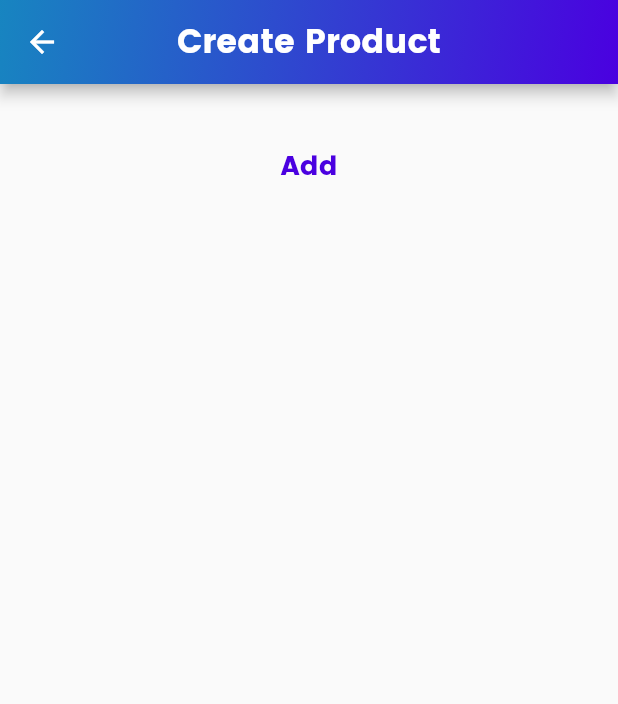
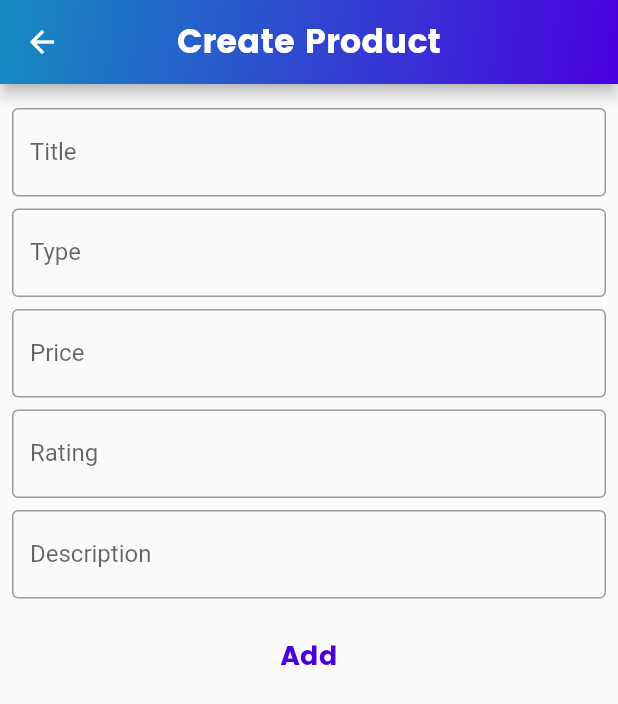
Before and after one commit to italoguasti/product_list_flutter_app_getx, a Flutter app: the screen it shows after launch, after a tap on the "add" icon, on a phone screen of 412 x 824 dp. Shown: the top 704 px of the screen. Run offline on Flutter 3.47's test engine with Material 2 defaults, Android fonts, the light colour scheme and no system bars; our stand-ins replace firebase_core, flutter_rating_bar, flutter_svg, get; accounts and stored records are empty.

Commit message:
create page complete

```diff
--- a/lib/main.dart
+++ b/lib/main.dart
@@ -2,11 +2,12 @@ import 'package:flutter/material.dart';
 import 'package:get/get.dart';
 
 import 'package:firebase_core/firebase_core.dart';
-import 'package:getx_lesson_one/pages/create_product_page.dart';
-import 'package:getx_lesson_one/pages/edit_product_page.dart';
+import 'package:getx_lesson_one/pages/create_page.dart';
+import 'package:getx_lesson_one/pages/edit_page.dart';
 import 'package:getx_lesson_one/pages/home_page.dart';
 import 'package:getx_lesson_one/pages/splash_page.dart';
 import 'firebase_options.dart';
+import 'theme/app_theme.dart';
 
 void main() async {
   WidgetsFlutterBinding.ensureInitialized();
@@ -24,32 +25,7 @@ class MyApp extends StatelessWidget {
   Widget build(BuildContext context) {
     return GetMaterialApp(
         title: 'Products',
-        theme: tema.copyWith(
-          colorScheme: tema.colorScheme.copyWith(
-            primary: const Color(0xFF4a00e0),
-            secondary: const Color(0xff4158bbf),
-          ),
-          appBarTheme: const AppBarTheme(
-            titleTextStyle: TextStyle(
-              fontFamily: 'Poppins',
-              fontSize: 22.0,
-              fontWeight: FontWeight.bold,
-            ),
-          ),
-          textTheme: tema.textTheme.copyWith(
-            bodyText1: const TextStyle(
-              fontFamily: 'Poppins',
-              fontSize: 14.0,
-              color: Colors.black,
-            ),
-            bodyText2: const TextStyle(
-              fontFamily: 'Poppins',
-              fontSize: 18.0,
-              fontWeight: FontWeight.bold,
-              color: Color(0xFF4a00e0),
-            ),
-          ),
-        ),
+        theme: makeAppTheme(),
         initialRoute: '/',
         getPages: [
           GetPage(name: '/', page: () => const SplashPage()),
--- /dev/null
+++ b/lib/pages/create_page.dart
@@ -0,0 +1,187 @@
+import 'package:flutter/material.dart';
+import 'package:get/get.dart';
+import 'package:getx_lesson_one/models/product_model.dart';
+
+import '../controllers/home_controller.dart';
+import '../theme/app_gradient_color.dart';
+import '../widgets/input_text_widget.dart';
+
+class CreateProductPage extends StatefulWidget {
+  const CreateProductPage({Key? key}) : super(key: key);
+
+  @override
+  State<CreateProductPage> createState() => _CreateProductPageState();
+}
+
+class _CreateProductPageState extends State<CreateProductPage> {
+  final _typeController = TextEditingController();
+  final _titleController = TextEditingController();
+  final _priceController = TextEditingController();
+  final _ratingController = TextEditingController();
+  final _descriptionController = TextEditingController();
+
+  final _typeFocus = FocusNode();
+  final _priceFocus = FocusNode();
+  final _ratingFocus = FocusNode();
+  final _descriptionFocus = FocusNode();
+
+  final _formKey = GlobalKey<FormState>();
+
+  late HomeController homeController;
+
+  @override
+  void initState() {
+    final map = Get.arguments as Map;
+    homeController = map['controller'];
+    super.initState();
+  }
+
+  void createProduct() {
+    if (_formKey.currentState?.validate() == true) {
+      final productModel = ProductModel(
+        title: _titleController.text,
+        type: _typeController.text,
+        description: _descriptionController.text,
+        filename: '51.jpg',
+        height: 10,
+        width: 20,
+        price: double.parse(_priceController.text),
+        rating: int.parse(_ratingController.text),
+      );
+
+      homeController.addProduct(productModel);
+      Get.back();
+    }
+  }
+
+  @override
+  Widget build(BuildContext context) {
+    return Scaffold(
+      appBar: AppBar(
+        centerTitle: true,
+        title: const Text(
+          'Create Product',
+        ),
+        flexibleSpace: Container(
+          decoration: gradientColorWidget(),
+        ),
+      ),
+      body: Padding(
+        padding: const EdgeInsets.all(8.0),
+        child: Form(
+          key: _formKey,
+          child: ListView(
+            children: [
+              const SizedBox(height: 8.0),
+              InputTextFormField(
+                labelText: 'Title',
+                controller: _titleController,
+                textInputType: TextInputType.text,
+                textInputAction: TextInputAction.next,
+                onFieldSubmitted: (_) =>
+                    FocusScope.of(context).requestFocus(_typeFocus),
+                validator: (titleValidate) {
+                  final title = titleValidate ?? '';
+                  if (title.trim().isEmpty) {
+                    return 'Title is obrigatory.';
+                  }
+                  if (title.trim().length < 3) {
+                    return 'The title needs at least 3 letters.';
+                  }
+                  return null;
+                },
+              ),
+              const SizedBox(height: 8.0),
+              InputTextFormField(
+                labelText: 'Type',
+                controller: _typeController,
+                textInputType: TextInputType.text,
+                textInputAction: TextInputAction.next,
+                focusNode: _typeFocus,
+                onFieldSubmitted: (_) =>
+                    FocusScope.of(context).requestFocus(_priceFocus),
+                validator: (typeValidate) {
+                  final type = typeValidate ?? '';
+                  if (type.trim().isEmpty) {
+                    return 'Type is obrigatory.';
+                  }
+                  if (type.trim().length < 3) {
+                    return 'The type needs at least 3 letters.';
+                  }
+                  return null;
+                },
+              ),
+              const SizedBox(height: 8.0),
+              InputTextFormField(
+                labelText: 'Price',
+                controller: _priceController,
+                textInputType: TextInputType.number,
+                textInputAction: TextInputAction.next,
+                focusNode: _priceFocus,
+                onFieldSubmitted: (_) =>
+                    FocusScope.of(context).requestFocus(_ratingFocus),
+                validator: (priceValidate) {
+                  final priceString = priceValidate ?? '';
+                  final price = double.tryParse(priceString) ?? -1;
+                  if (price <= 0) {
+                    return 'Enter a valid price.';
+                  }
+                  return null;
+                },
+              ),
+              const SizedBox(height: 8.0),
+              InputTextFormField(
+                labelText: 'Rating',
+                controller: _ratingController,
+                textInputType: TextInputType.number,
+                textInputAction: TextInputAction.next,
+                focusNode: _ratingFocus,
+                onFieldSubmitted: (_) =>
+                    FocusScope.of(context).requestFocus(_descriptionFocus),
+                validator: (ratingValidate) {
+                  final ratingString = ratingValidate ?? '';
+                  final rating = double.tryParse(ratingString) ?? -1;
+                  if (rating <= 0 || rating > 5) {
+                    return 'Enter a valid rating.';
+                  }
+                  return null;
+                },
+              ),
+              const SizedBox(height: 8.0),
+              InputTextFormField(
+                labelText: 'Description',
+                controller: _descriptionController,
+                textInputType: TextInputType.text,
+                textInputAction: TextInputAction.done,
+                focusNode: _descriptionFocus,
+                validator: (descriptionValidate) {
+                  final description = descriptionValidate ?? '';
+                  if (description.trim().isEmpty) {
+                    return 'Description is obrigatory.';
+                  }
+                  if (description.trim().length < 6) {
+                    return 'The description needs at least 6 letters.';
+                  }
+                  return null;
+                },
+                onFieldSubmitted: (_) {
+                  createProduct();
+                },
+              ),
+              const SizedBox(height: 14.0),
+              TextButton(
+                onPressed: () {
+                  createProduct();
+                },
+                child: Text(
+                  'Add',
+                  style: Theme.of(context).textTheme.bodyText2,
+                ),
+              ),
+            ],
+          ),
+        ),
+      ),
+    );
+  }
+}
--- a/lib/pages/create_product_page.dart
+++ /dev/null
@@ -1,113 +0,0 @@
-import 'package:flutter/material.dart';
-import 'package:get/get.dart';
-import 'package:getx_lesson_one/models/product_model.dart';
-
-import '../controllers/home_controller.dart';
-import '../widgets/gradient_color_widget.dart';
-import '../widgets/input_text_widget.dart';
-
-class CreateProductPage extends StatefulWidget {
-  const CreateProductPage({Key? key}) : super(key: key);
-
-  @override
-  State<CreateProductPage> createState() => _CreateProductPageState();
-}
-
-class _CreateProductPageState extends State<CreateProductPage> {
-  final _typeController = TextEditingController();
-  final _titleController = TextEditingController();
-  final _priceController = TextEditingController();
-  final _ratingController = TextEditingController();
-  final _descriptionController = TextEditingController();
-  final _formKey = GlobalKey<FormState>();
-
-  late HomeController homeController;
-
-  @override
-  void initState() {
-    final map = Get.arguments as Map;
-    homeController = map['controller'];
-    super.initState();
-  }
-
-  @override
-  Widget build(BuildContext context) {
-    return Scaffold(
-      appBar: AppBar(
-        centerTitle: true,
-        title: const Text(
-          'Create Product',
-        ),
-        flexibleSpace: Container(
-          decoration: gradientColorWidget(),
-        ),
-      ),
-      body: Padding(
-        padding: const EdgeInsets.all(8.0),
-        child: Form(
-          key: _formKey,
-          child: ListView(
-            children: [
-              const SizedBox(height: 8.0),
-              // InputTextFormField(
-              //   labelText: 'Type',
-              //   controller: _typeController,
-              //   textInputType: TextInputType.text,
-              //   textInputAction: TextInputAction.next,
-              // ),
-              // const SizedBox(height: 8.0),
-              // InputTextFormField(
-              //   labelText: 'Title',
-              //   controller: _titleController,
-              //   textInputType: TextInputType.text,
-              //   textInputAction: TextInputAction.next,
-              // ),
-              // const SizedBox(height: 8.0),
-              // InputTextFormField(
-              //   labelText: 'Price',
-              //   controller: _priceController,
-              //   textInputType: TextInputType.number,
-              //   textInputAction: TextInputAction.next,
-              // ),
-              // const SizedBox(height: 8.0),
-              // InputTextFormField(
-              //   labelText: 'Rating',
-              //   controller: _ratingController,
-              //   textInputType: TextInputType.number,
-              //   textInputAction: TextInputAction.next,
-              // ),
-              // const SizedBox(height: 8.0),
-              // InputTextFormField(
-              //   labelText: 'Description',
-              //   controller: _descriptionController,
-              //   textInputType: TextInputType.text,
-              //   textInputAction: TextInputAction.done,
-              // ),
-              const SizedBox(height: 14.0),
-              TextButton(
-                onPressed: () {
-                  final productModel = ProductModel(
-                    title: _titleController.text,
-                    type: _typeController.text,
-                    description: 'Test1',
-                    filename: '1.jpg',
-                    height: 20,
-                    width: 98,
-                    price: double.parse(_priceController.text),
-                    rating: 5,
-                  );
-                  homeController.addProduct(productModel);
-                  Get.back();
-                },
-                child: Text(
-                  'Add',
-                  style: Theme.of(context).textTheme.bodyText2,
-                ),
-              ),
-            ],
-          ),
-        ),
-      ),
-    );
-  }
-}
--- a/lib/pages/edit_product_page.dart
+++ b/lib/pages/edit_page.dart
@@ -3,7 +3,7 @@ import 'package:get/get.dart';
 
 import '../controllers/home_controller.dart';
 import '../models/product_model.dart';
-import '../widgets/gradient_color_widget.dart';
+import '../theme/app_gradient_color.dart';
 import '../widgets/input_text_widget.dart';
 
 class EditProductPage extends StatefulWidget {
--- a/lib/pages/home_page.dart
+++ b/lib/pages/home_page.dart
@@ -7,7 +7,7 @@ import 'package:flutter_rating_bar/flutter_rating_bar.dart';
 import 'package:getx_lesson_one/controllers/home_controller.dart';
 import 'package:getx_lesson_one/widgets/dialog_widget.dart';
 
-import '../widgets/gradient_color_widget.dart';
+import '../theme/app_gradient_color.dart';
 
 class HomePage extends StatefulWidget {
   const HomePage({Key? key}) : super(key: key);
--- a/lib/pages/splash_page.dart
+++ b/lib/pages/splash_page.dart
@@ -1,6 +1,8 @@
 import 'package:flutter/material.dart';
 import 'package:flutter_svg/svg.dart';
 import 'package:get/get.dart';
+
+import '../theme/app_colors.dart';
 
 class SplashPage extends StatefulWidget {
   const SplashPage({Key? key}) : super(key: key);
@@ -25,7 +27,7 @@ class _SplashPageState extends State<SplashPage> {
         child: SvgPicture.asset(
           'assets/images/use_image_svg.svg',
           width: 120.0,
-          color: Theme.of(context).colorScheme.primary,
+          color: AppColors.primaryColor,
         ),
       ),
     );
--- /dev/null
+++ b/lib/theme/app_colors.dart
@@ -0,0 +1,7 @@
+import 'package:flutter/material.dart';
+
+class AppColors {
+  AppColors._();
+  static const Color primaryColor = Color(0xFF4a00e0);
+  static const Color secondaryColor = Color(0xff4158bbf);
+}
--- a/lib/widgets/gradient_color_widget.dart
+++ b/lib/theme/app_gradient_color.dart
@@ -1,4 +1,6 @@
 import 'package:flutter/material.dart';
+
+import 'app_colors.dart';
 
 gradientColorWidget() {
   return const BoxDecoration(
@@ -6,8 +8,8 @@ gradientColorWidget() {
         begin: Alignment.topLeft,
         end: Alignment.bottomRight,
         colors: <Color>[
-          Color(0xff4158bbf),
-          Color(0xFF4a00e0),
+          AppColors.secondaryColor,
+          AppColors.primaryColor,
           // Colors.black,
         ]),
   );
--- /dev/null
+++ b/lib/theme/app_theme.dart
@@ -0,0 +1,38 @@
+import 'package:flutter/material.dart';
+import 'package:getx_lesson_one/theme/app_colors.dart';
+
+ThemeData makeAppTheme() {
+  const TextTheme textTheme = TextTheme(
+    bodyText1: TextStyle(
+      fontFamily: 'Poppins',
+      fontSize: 14.0,
+      color: Colors.black,
+    ),
+    bodyText2: TextStyle(
+      fontFamily: 'Poppins',
+      fontSize: 18.0,
+      fontWeight: FontWeight.bold,
+      color: AppColors.primaryColor,
+    ),
+  );
+
+  return ThemeData(
+    backgroundColor: Colors.white,
+    primaryColor: AppColors.primaryColor,
+    elevatedButtonTheme: ElevatedButtonThemeData(
+      style: ButtonStyle(
+        backgroundColor: MaterialStateProperty.all(
+          AppColors.primaryColor,
+        ),
+      ),
+    ),
+    appBarTheme: const AppBarTheme(
+      titleTextStyle: TextStyle(
+        fontFamily: 'Poppins',
+        fontSize: 22.0,
+        fontWeight: FontWeight.bold,
+      ),
+    ),
+    textTheme: textTheme,
+  );
+}
```
